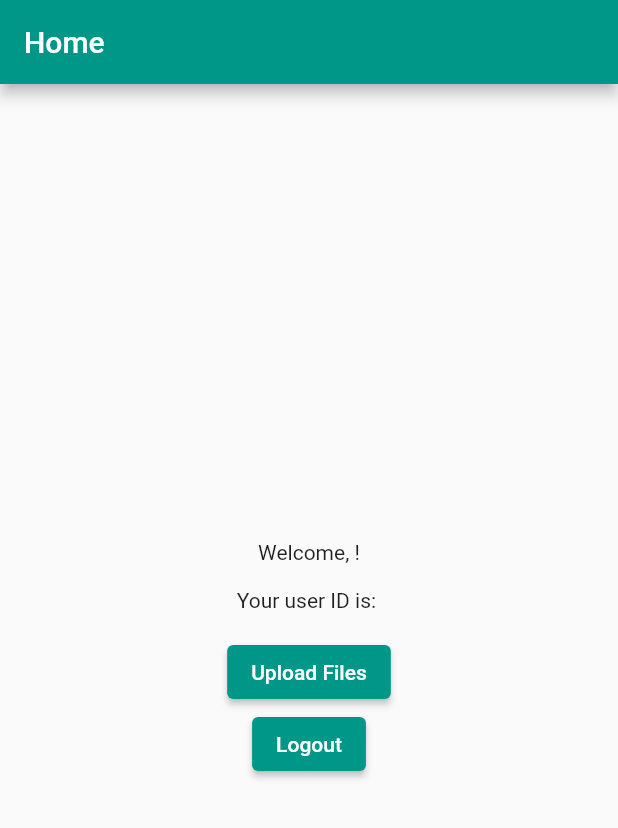
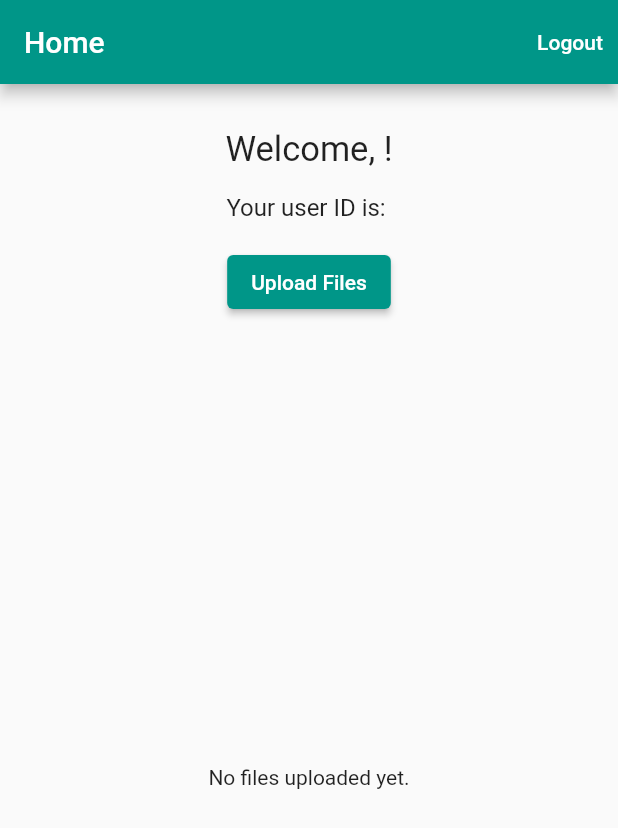
Before and after one commit to Magesh-Doodleblue/Fake-Social-Media-Using-flutter-Dart, a Flutter app: the HomePage screen opened directly, on a phone screen of 412 x 824 dp. Shown: the top 828 px of the screen. Run offline on Flutter 3.47's test engine with Material 2 defaults, Android fonts, the phone set to English and light mode, and no system bars; our stand-ins replace cloud_firestore, file_picker, firebase_auth, firebase_core, firebase_storage; accounts and stored records are empty.

Commit message:
multiple files adding for multiple users done

```diff
--- a/lib/views/homepage.dart
+++ b/lib/views/homepage.dart
@@ -66,9 +66,13 @@ class _HomePageState extends State<HomePage> {
     final userRef = firestore.collection('users').doc(uid);
 
     try {
+      final userData = await userRef.get();
+      final existingFileUrls = List<String>.from(userData.get('files'));
+      existingFileUrls.addAll(fileUrls);
+
       await userRef.set({
-        'username': userName,
-        'files': fileUrls,
+        // 'username': userName,
+        'files': existingFileUrls,
       }, SetOptions(merge: true));
       print("User data uploaded successfully");
     } catch (e) {
@@ -77,6 +81,18 @@ class _HomePageState extends State<HomePage> {
   }
 
   Future<void> _signOut(BuildContext context, User? user) async {
+    showDialog(
+      context: context,
+      builder: (context) {
+        return AlertDialog(
+          content: const Text("Do you want to Logout?"),
+          title: const Text("Logout?"),
+          actions: [
+            Row(
+              mainAxisAlignment: MainAxisAlignment.center,
+              children: [
+                TextButton(
+                  onPressed: () async {
                     try {
                       await FirebaseAuth.instance.signOut();
                       user = null;
@@ -87,6 +103,7 @@ class _HomePageState extends State<HomePage> {
                         ),
                       );
                       Navigator.pop(context);
+                      Navigator.pop(context);
                     } on FirebaseAuthException catch (e) {
                       print('Failed to sign out: $e');
                       ScaffoldMessenger.of(context).showSnackBar(
@@ -95,15 +112,47 @@ class _HomePageState extends State<HomePage> {
                         ),
                       );
                     }
+                  },
+                  child: const Text("Yes"),
+                ),
+                const SizedBox(
+                  width: 20,
+                ),
+                TextButton(
+                  onPressed: () {
+                    Navigator.pop(context);
+                  },
+                  child: const Text("No"),
+                ),
+              ],
+            )
+          ],
+        );
+      },
+    );
   }
 
   @override
   Widget build(BuildContext context) {
     final user = FirebaseAuth.instance.currentUser;
+
     return Scaffold(
       appBar: AppBar(
         title: const Text('Home'),
         automaticallyImplyLeading: false,
+        actions: [
+          TextButton(
+            onPressed: () {
+              _signOut(context, user);
+            },
+            child: const Text(
+              "Logout",
+              style: TextStyle(
+                color: Colors.white,
+              ),
+            ),
+          ),
+        ],
       ),
       body: FutureBuilder<DocumentSnapshot<Map<String, dynamic>>>(
         future:
@@ -124,13 +173,37 @@ class _HomePageState extends State<HomePage> {
           }
           return Center(
             child: Column(
-              mainAxisAlignment: MainAxisAlignment.center,
               children: [
-                Text('Welcome, $name!'),
+                Padding(
+                  padding: const EdgeInsets.symmetric(horizontal: 8.0),
+                  child: userDetailsColumnData(name, user, context),
+                ),
+                Expanded(child: gettingPostFromFirebase(user, name)),
+              ],
+            ),
+          );
+        },
+      ),
+    );
+  }
+
+  Column userDetailsColumnData(name, User user, BuildContext context) {
+    return Column(
+      mainAxisAlignment: MainAxisAlignment.start,
+      children: [
+        const SizedBox(
+          height: 30,
+        ),
+        Text(
+          'Welcome, $name!',
+          style: const TextStyle(fontSize: 23),
+        ),
         const SizedBox(height: 16.0),
-                Text('Your user ID is: ${user.uid}'),
+        Text(
+          'Your user ID is: ${user.uid}',
+          style: const TextStyle(fontSize: 16),
+        ),
         const SizedBox(height: 16.0),
-
         ElevatedButton(
           onPressed: () async {
             try {
@@ -142,18 +215,63 @@ class _HomePageState extends State<HomePage> {
           },
           child: const Text('Upload Files'),
         ),
-                // const UserList(),
-                ElevatedButton(
-                  onPressed: () {
-                    _signOut(context, user);
-                  },
-                  child: const Text("Logout"),
+      ],
+    );
+  }
+
+  StreamBuilder<DocumentSnapshot<Object?>> gettingPostFromFirebase(
+      User user, name) {
+    return StreamBuilder<DocumentSnapshot>(
+      stream: FirebaseFirestore.instance
+          .collection('users')
+          .doc(user.uid)
+          .snapshots(),
+      builder: (context, snapshot) {
+        if (!snapshot.hasData) {
+          return const Center(
+            child: CircularProgressIndicator(),
+          );
+        }
+        final data = snapshot.data?.data() as Map<String, dynamic>?;
+        final files =
+            (data?['files'] as List?)?.map((file) => file.toString()).toList();
+        if (files == null || files.isEmpty) {
+          return const Center(
+            child: Text('No files uploaded yet.'),
+          );
+        }
+        return ListView.builder(
+          itemCount: files.length,
+          itemBuilder: (context, index) {
+            return Padding(
+              padding: const EdgeInsets.all(8.0),
+              child: Container(
+                decoration: BoxDecoration(
+                    border: Border.all(
+                        width: 2, color: Colors.black.withOpacity(0.3))),
+                child: Column(
+                  crossAxisAlignment: CrossAxisAlignment.start,
+                  children: [
+                    Text(
+                      'Name: $name',
+                      style: const TextStyle(fontSize: 22),
+                    ),
+                    Text('User ID: ${user.uid}'),
+                    Center(
+                      child: Image.network(
+                        files[index],
+                        width: 250,
+                        height: 200,
+                        fit: BoxFit.cover,
+                      ),
                     ),
                   ],
                 ),
+              ),
             );
           },
-      ),
+        );
+      },
     );
   }
 }
```
Lines whose indentation alone changed are shown as unchanged.
